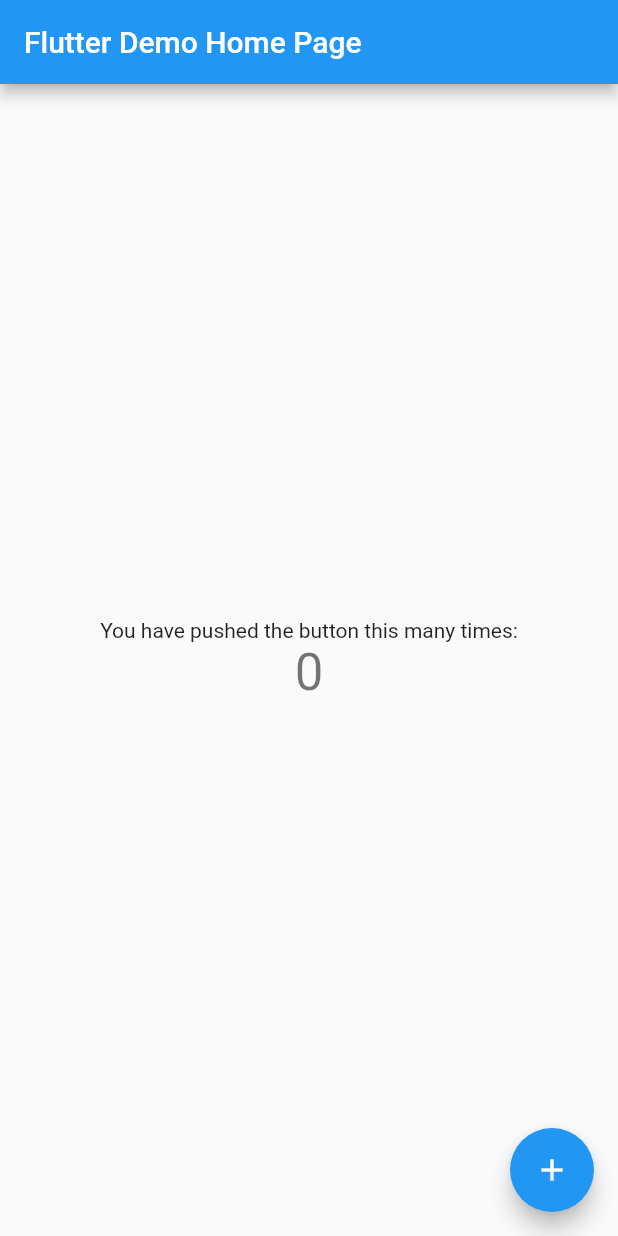
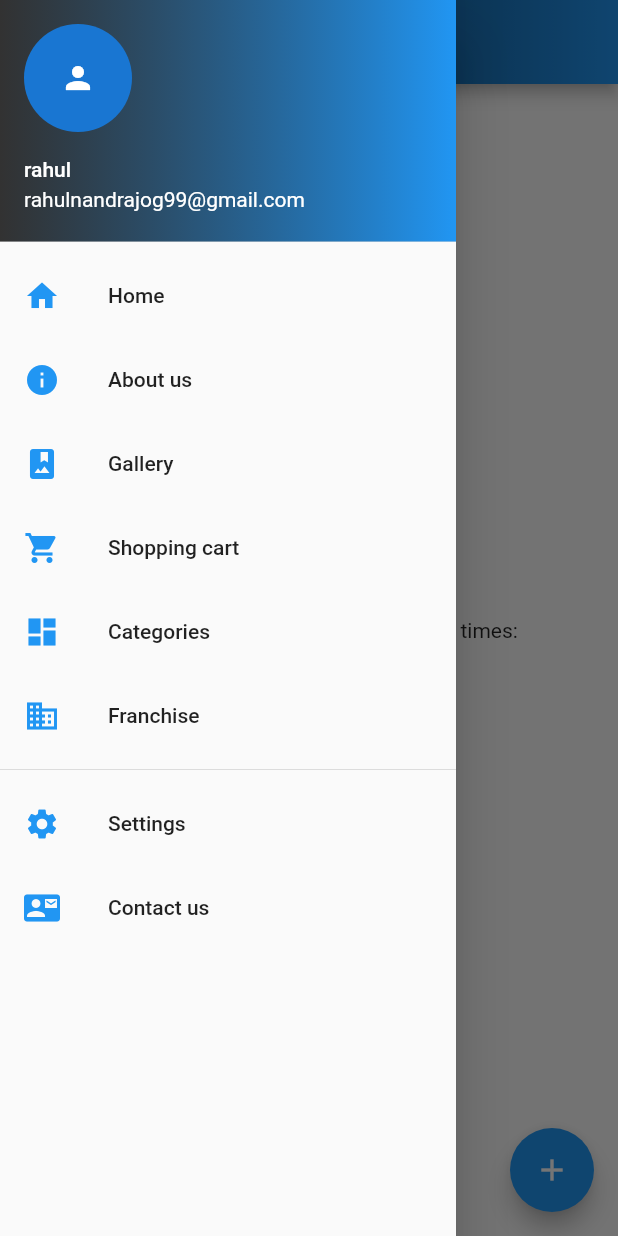
Before and after one commit to rahul2409/ebooks, a Flutter app: the screen it shows after launch, with the side drawer open (before the commit the screen has no drawer), on a phone screen of 412 x 824 dp. Run offline on Flutter 3.47's test engine with Material 2 defaults, Android fonts, the phone set to English and light mode, and no system bars.

Commit message:
drawer added closes #1

```diff
--- /dev/null
+++ b/lib/components/drawer.dart
@@ -0,0 +1,111 @@
+import 'package:flutter/material.dart';
+class DrawerBook extends StatelessWidget {
+  @override
+  Widget build(BuildContext context) {
+    return Drawer(
+      child: ListView(
+        children: <Widget>[
+          // hamburger drawer icon generated with the details printed in the drawer header
+          new UserAccountsDrawerHeader(
+            decoration: BoxDecoration(
+              gradient: LinearGradient(
+                  begin: Alignment.topLeft,
+                  end: Alignment.topRight,
+                  colors: <Color>[Color.fromRGBO(0, 0, 0, 0.8), Colors.blue])),
+            accountName: Text('rahul'),
+            accountEmail: Text('rahulnandrajog99@gmail.com'),
+            currentAccountPicture: GestureDetector(
+              child: new CircleAvatar(
+                child: new Icon(Icons.person,color: Colors.white,),
+              )
+            ),
+            // use decoration : boxdecoration to change the styles of the blue drawer box
+            ),
+          // end of header and its contents
+          // starting with the main body of the drawer
+          InkWell(
+              onTap: () {
+
+              },
+              child: ListTile(
+                title: new Text('Home'),
+                leading: new Icon(Icons.home,color: Colors.blue,),
+              ),
+          ),
+
+          InkWell(
+              onTap: () {
+
+              },
+              child: ListTile(
+                title: new Text('About us'),
+                leading: new Icon(Icons.info,color: Colors.blue,),
+              ),
+          ),
+
+          InkWell(
+              onTap: () {
+
+              },
+              child: ListTile(
+                title: new Text('Gallery'),
+                leading: new Icon(Icons.photo_album,color: Colors.blue,),
+              ),
+          ),
+
+          InkWell(
+              onTap: () {
+
+              },
+              child: ListTile(
+                title: new Text('Shopping cart'),
+                leading: new Icon(Icons.shopping_cart,color: Colors.blue,),
+              ),
+          ),
+
+          InkWell(
+              onTap: () {
+
+              },
+              child: ListTile(
+                title: new Text('Categories'),
+                leading: new Icon(Icons.dashboard,color: Colors.blue,),
+              ),
+          ),
+
+          InkWell(
+              onTap: () {
+
+              },
+              child: ListTile(
+                title: new Text('Franchise'),
+                leading: new Icon(Icons.business,color: Colors.blue,),
+              ),
+          ),
+
+          Divider(),
+
+          InkWell(
+              onTap: () {
+
+              },
+              child: ListTile(
+                title: new Text('Settings'),
+                leading: new Icon(Icons.settings,color: Colors.blue,),
+              ),
+          ),
+
+          InkWell(
+              onTap: () {
+
+              },
+              child: ListTile(
+                title: new Text('Contact us'),
+                leading: new Icon(Icons.contact_mail,color: Colors.blue,),
+              ),
+          ),
+        ]
+      )
+    );
+  }
+}
--- a/lib/main.dart
+++ b/lib/main.dart
@@ -1,4 +1,5 @@
 import 'package:flutter/material.dart';
+import 'package:ebook/pages/home_page.dart';
 
 void main() => runApp(MyApp());
 
@@ -8,59 +9,11 @@ class MyApp extends StatelessWidget {
   Widget build(BuildContext context) {
     return MaterialApp(
       title: 'Flutter Demo',
+      debugShowCheckedModeBanner: false,
       theme: ThemeData(
         primarySwatch: Colors.blue,
       ),
-      home: MyHomePage(title: 'Flutter Demo Home Page'),
+      home: MyHomePage(title: 'Ebook reader'),
     );
   }
 }
-
-class MyHomePage extends StatefulWidget {
-  MyHomePage({Key key, this.title}) : super(key: key);
-
-  final String title;
-  @override
-  _MyHomePageState createState() => _MyHomePageState();
-}
-
-class _MyHomePageState extends State<MyHomePage> {
-  int _counter = 0;
-
-  void _incrementCounter() {
-    setState(() {
-      _counter++;
-    });
-  }
-
-  @override
-  Widget build(BuildContext context) {
-
-    return Scaffold(
-      appBar: AppBar(
-        title: Text(widget.title),
-      ),
-      body: Center(
-
-        child: Column(
-
-          mainAxisAlignment: MainAxisAlignment.center,
-          children: <Widget>[
-            Text(
-              'You have pushed the button this many times:',
-            ),
-            Text(
-              '$_counter',
-              style: Theme.of(context).textTheme.headline4,
-            ),
-          ],
-        ),
-      ),
-      floatingActionButton: FloatingActionButton(
-        onPressed: _incrementCounter,
-        tooltip: 'Increment',
-        child: Icon(Icons.add),
-      ),
-    );
-  }
-}
--- /dev/null
+++ b/lib/pages/home_page.dart
@@ -0,0 +1,57 @@
+import 'package:flutter/material.dart';
+import 'package:ebook/components/drawer.dart';
+
+class MyHomePage extends StatefulWidget {
+  MyHomePage({Key key, this.title}) : super(key: key);
+
+  final String title;
+  @override
+  _MyHomePageState createState() => _MyHomePageState();
+}
+
+class _MyHomePageState extends State<MyHomePage> {
+  int _counter = 0;
+
+  void _incrementCounter() {
+    setState(() {
+      _counter++;
+    });
+  }
+
+  @override
+  Widget build(BuildContext context) {
+    return Scaffold(
+      appBar: AppBar(
+        centerTitle: true,
+        title: Text(widget.title),
+        flexibleSpace: Container(
+          decoration: BoxDecoration(
+              gradient: LinearGradient(
+                  begin: Alignment.topLeft,
+                  end: Alignment.topRight,
+                  colors: <Color>[Color.fromRGBO(0, 0, 0, 0.8), Colors.blue])),
+        ),
+      ),
+      drawer: new DrawerBook(),
+      body: Center(
+        child: Column(
+          mainAxisAlignment: MainAxisAlignment.center,
+          children: <Widget>[
+            Text(
+              'You have pushed the button this many times:',
+            ),
+            Text(
+              '$_counter',
+              style: Theme.of(context).textTheme.headline4,
+            ),
+          ],
+        ),
+      ),
+      floatingActionButton: FloatingActionButton(
+        onPressed: _incrementCounter,
+        tooltip: 'Increment',
+        child: Icon(Icons.add),
+      ),
+    );
+  }
+}
```
